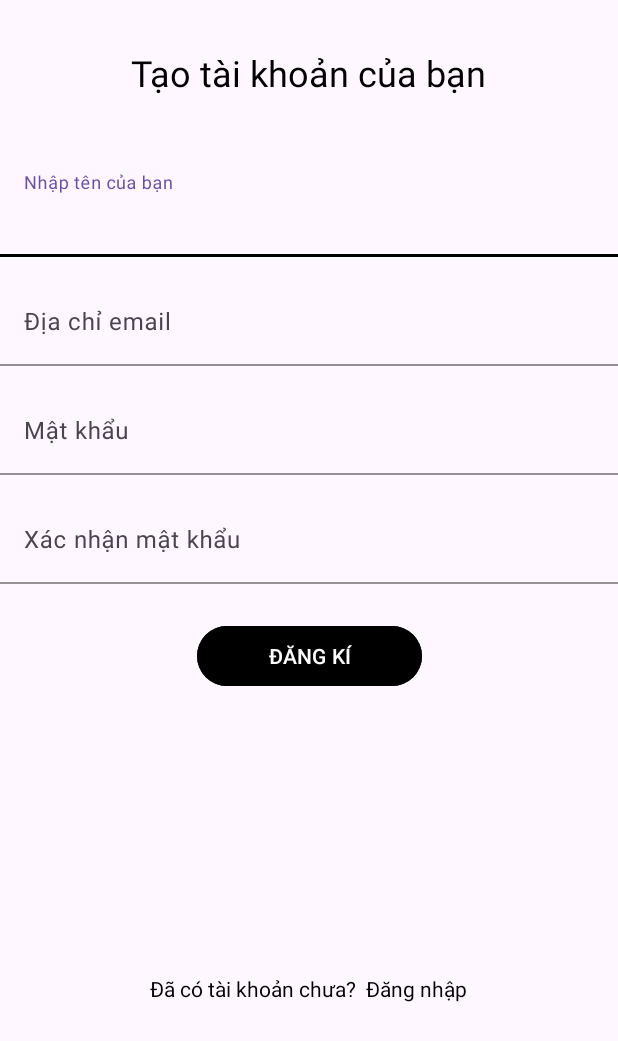
After one commit to dung-nadux/Book_selling_app_DA1_Team5, an Android app: the RegisterActivity screen opened directly, with no data from a screen before it, on a phone screen of 412 x 824 dp. The commit adds this screen. Shown: the top 1041 px of the screen. Run offline under Robolectric (Android 15) with nearby library versions, the phone set to English and light mode, and no system bars; our stand-ins replace Firebase (no records; nobody signed in at launch, a user with empty details on screens opened directly).

Commit message:
add_login_register

```diff
--- a/app/build.gradle.kts
+++ b/app/build.gradle.kts
@@ -40,4 +40,7 @@ dependencies {
     androidTestImplementation(libs.espresso.core)
     implementation(platform("com.google.firebase:firebase-bom:33.5.1"))
     implementation("com.google.firebase:firebase-analytics")
+
+    implementation("com.google.firebase:firebase-auth")
+    implementation ("com.google.firebase:firebase-firestore:24.8.1")
 }
--- /dev/null
+++ b/app/src/main/java/fpoly/dungnm/book_selling_app/login/RegisterActivity.java
@@ -0,0 +1,120 @@
+package fpoly.dungnm.book_selling_app.login;
+
+import android.content.Intent;
+import android.os.Bundle;
+import android.widget.Button;
+import android.widget.TextView;
+import android.widget.Toast;
+
+import androidx.activity.EdgeToEdge;
+import androidx.appcompat.app.AppCompatActivity;
+import androidx.core.graphics.Insets;
+import androidx.core.view.ViewCompat;
+import androidx.core.view.WindowInsetsCompat;
+
+import com.google.android.material.textfield.TextInputEditText;
+import com.google.firebase.auth.FirebaseAuth;
+import com.google.firebase.auth.FirebaseUser;
+import com.google.firebase.firestore.FirebaseFirestore;
+
+import java.util.HashMap;
+import java.util.Map;
+
+import fpoly.dungnm.book_selling_app.R;
+
+public class RegisterActivity extends AppCompatActivity {
+    private FirebaseAuth auth;
+    private FirebaseFirestore db;
+    private TextInputEditText etUsername, etEmail, etPassword, etConfirmPassword;
+    private Button btnSignUp;
+    private TextView tvLoginFinish;
+
+    @Override
+    protected void onCreate(Bundle savedInstanceState) {
+        super.onCreate(savedInstanceState);
+        EdgeToEdge.enable(this);
+        setContentView(R.layout.activity_register);
+        ViewCompat.setOnApplyWindowInsetsListener(findViewById(R.id.main), (v, insets) -> {
+            Insets systemBars = insets.getInsets(WindowInsetsCompat.Type.systemBars());
+            v.setPadding(systemBars.left, systemBars.top, systemBars.right, systemBars.bottom);
+            return insets;
+        });
+
+        auth = FirebaseAuth.getInstance();
+        db = FirebaseFirestore.getInstance();
+
+        etUsername = findViewById(R.id.etUsername);
+        etEmail = findViewById(R.id.etEmail);
+        etPassword = findViewById(R.id.etPassword);
+        etConfirmPassword = findViewById(R.id.etConfirmPassword);
+        btnSignUp = findViewById(R.id.btnSignUp);
+        tvLoginFinish = findViewById(R.id.tvLoginFinish);
+
+        tvLoginFinish.setOnClickListener(v -> {
+            startActivity(new Intent(RegisterActivity.this, LoginActivity.class));
+            finish();
+        });
+
+        btnSignUp.setOnClickListener(v -> {
+            String username = etUsername.getText().toString().trim();
+            String email = etEmail.getText().toString().trim();
+            String password = etPassword.getText().toString().trim();
+            String confirmPassword = etConfirmPassword.getText().toString().trim();
+
+            if (validateInputs(username, email, password, confirmPassword)) {
+                registerUser(username, email, password);
+            }
+        });
+    }
+
+    private boolean validateInputs(String username, String email, String password, String confirmPassword) {
+        if (username.isEmpty()) {
+            etUsername.setError("Vui lòng nhập tên của bạn");
+            return false;
+        }
+        if (email.isEmpty()) {
+            etEmail.setError("Vui lòng nhập địa chỉ email");
+            return false;
+        }
+        if (password.isEmpty()) {
+            etPassword.setError("Vui lòng nhập mật khẩu");
+            return false;
+        }
+        if (!password.equals(confirmPassword)) {
+            etConfirmPassword.setError("Mật khẩu xác nhận không khớp");
+            return false;
+        }
+        return true;
+    }
+
+    private void registerUser(String username, String email, String password) {
+        auth.createUserWithEmailAndPassword(email, password)
+                .addOnCompleteListener(this, task -> {
+                    if (task.isSuccessful()) {
+                        FirebaseUser user = auth.getCurrentUser();
+                        saveUserInfoToFirestore(user.getUid(), username, email);
+                    } else {
+                        Toast.makeText(RegisterActivity.this, "Đăng ký thất bại: " + task.getException().getMessage(), Toast.LENGTH_SHORT).show();
+                    }
+                });
+    }
+
+    private void saveUserInfoToFirestore(String uid, String username, String email) {
+        // Tạo đối tượng người dùng
+        Map<String, Object> user = new HashMap<>();
+        user.put("username", username);
+        user.put("email", email);
+
+        // Lưu thông tin vào Firestore
+        db.collection("users").document(uid).set(user)
+                .addOnSuccessListener(aVoid -> {
+                    Toast.makeText(RegisterActivity.this, "Đăng ký thành công!", Toast.LENGTH_SHORT).show();
+                    // Điều hướng người dùng tới màn hình chính hoặc màn hình đăng nhập
+                     startActivity(new Intent(RegisterActivity.this, LoginActivity.class));
+                     finish();
+                })
+                .addOnFailureListener(e -> {
+                    Toast.makeText(RegisterActivity.this, "Lỗi khi lưu thông tin người dùng: " + e.getMessage(), Toast.LENGTH_SHORT).show();
+                });
+    }
+}
--- /dev/null
+++ b/app/src/main/res/layout/activity_register.xml
@@ -0,0 +1,155 @@
+<?xml version="1.0" encoding="utf-8"?>
+<androidx.constraintlayout.widget.ConstraintLayout xmlns:android="http://schemas.android.com/apk/res/android"
+    xmlns:app="http://schemas.android.com/apk/res-auto"
+    xmlns:tools="http://schemas.android.com/tools"
+    android:id="@+id/main"
+    android:layout_width="match_parent"
+    android:layout_height="match_parent"
+    tools:context=".login.RegisterActivity"
+    android:padding="16dp">
+
+    <!-- Tiêu đề -->
+    <TextView
+        android:id="@+id/tvTitle"
+        android:layout_width="wrap_content"
+        android:layout_height="wrap_content"
+        android:text="Tạo tài khoản của bạn"
+        android:textSize="24sp"
+        android:textColor="#000"
+        app:layout_constraintTop_toTopOf="parent"
+        app:layout_constraintStart_toStartOf="parent"
+        app:layout_constraintEnd_toEndOf="parent"
+        android:layout_marginTop="32dp"/>
+
+    <!-- Tên người dùng -->
+    <com.google.android.material.textfield.TextInputLayout
+        android:id="@+id/usernameInputLayout"
+        android:layout_width="0dp"
+        android:layout_height="wrap_content"
+        android:hint="Nhập tên của bạn"
+        app:layout_constraintTop_toBottomOf="@id/tvTitle"
+        app:layout_constraintStart_toStartOf="parent"
+        app:layout_constraintEnd_toEndOf="parent"
+        android:layout_marginTop="50dp"
+        app:boxBackgroundMode="filled"
+        app:boxStrokeColor="#000000">
+
+        <com.google.android.material.textfield.TextInputEditText
+            android:id="@+id/etUsername"
+            android:layout_width="match_parent"
+            android:layout_height="wrap_content"
+            android:inputType="textPersonName"/>
+    </com.google.android.material.textfield.TextInputLayout>
+
+    <!-- Địa chỉ Email -->
+    <com.google.android.material.textfield.TextInputLayout
+        android:id="@+id/emailInputLayout"
+        android:layout_width="0dp"
+        android:layout_height="wrap_content"
+        android:hint="Địa chỉ email"
+        app:layout_constraintTop_toBottomOf="@id/usernameInputLayout"
+        app:layout_constraintStart_toStartOf="parent"
+        app:layout_constraintEnd_toEndOf="parent"
+        android:layout_marginTop="16dp"
+        app:boxBackgroundMode="filled"
+        app:boxStrokeColor="#000000">
+
+        <com.google.android.material.textfield.TextInputEditText
+            android:id="@+id/etEmail"
+            android:layout_width="match_parent"
+            android:layout_height="wrap_content"
+            android:inputType="textEmailAddress"/>
+    </com.google.android.material.textfield.TextInputLayout>
+
+    <!-- Mật khẩu -->
+    <com.google.android.material.textfield.TextInputLayout
+        android:id="@+id/passwordInputLayout"
+        android:layout_width="0dp"
+        android:layout_height="wrap_content"
+        android:hint="Mật khẩu"
+        app:layout_constraintTop_toBottomOf="@id/emailInputLayout"
+        app:layout_constraintStart_toStartOf="parent"
+        app:layout_constraintEnd_toEndOf="parent"
+        android:layout_marginTop="16dp"
+        app:boxBackgroundMode="filled"
+        app:boxStrokeColor="#000000">
+
+        <com.google.android.material.textfield.TextInputEditText
+            android:id="@+id/etPassword"
+            android:layout_width="match_parent"
+            android:layout_height="wrap_content"
+            android:inputType="textPassword"/>
+    </com.google.android.material.textfield.TextInputLayout>
+
+    <!-- Xác nhận mật khẩu -->
+    <com.google.android.material.textfield.TextInputLayout
+        android:id="@+id/confirmPasswordInputLayout"
+        android:layout_width="0dp"
+        android:layout_height="wrap_content"
+        android:hint="Xác nhận mật khẩu"
+        app:layout_constraintTop_toBottomOf="@id/passwordInputLayout"
+        app:layout_constraintStart_toStartOf="parent"
+        app:layout_constraintEnd_toEndOf="parent"
+        android:layout_marginTop="16dp"
+        app:boxBackgroundMode="filled"
+        app:boxStrokeColor="#000000">
+
+        <com.google.android.material.textfield.TextInputEditText
+            android:id="@+id/etConfirmPassword"
+            android:layout_width="match_parent"
+            android:layout_height="wrap_content"
+            android:inputType="textPassword"/>
+    </com.google.android.material.textfield.TextInputLayout>
+
+    <!-- Nút Đăng Kí -->
+    <Button
+        android:id="@+id/btnSignUp"
+        android:layout_width="150dp"
+        android:layout_height="wrap_content"
+        android:text="ĐĂNG KÍ"
+        android:backgroundTint="@color/black"
+        android:textColor="#FFF"
+        app:layout_constraintTop_toBottomOf="@id/confirmPasswordInputLayout"
+        app:layout_constraintStart_toStartOf="parent"
+        app:layout_constraintEnd_toEndOf="parent"
+        android:layout_marginTop="24dp"/>
+
+    <!-- Đăng nhập -->
+    <TextView
+        android:id="@+id/tvLogin"
+        android:layout_width="wrap_content"
+        android:layout_height="wrap_content"
+        android:text=""
+        android:textSize="14sp"
+        android:textColor="#000"
+        />
+
+    <LinearLayout
+        android:layout_width="match_parent"
+        android:layout_height="wrap_content"
+        app:layout_constraintTop_toBottomOf="@id/btnSignUp"
+        app:layout_constraintStart_toStartOf="parent"
+        app:layout_constraintEnd_toEndOf="parent"
+        app:layout_constraintBottom_toBottomOf="parent"
+        android:layout_marginTop="32dp"
+        android:gravity="center_horizontal">
+
+        <TextView
+            android:layout_width="wrap_content"
+            android:layout_height="wrap_content"
+            android:text="Đã có tài khoản chưa?  "
+            android:textSize="14sp"
+            android:textColor="#000"
+            />
+
+        <TextView
+            android:id="@+id/tvLoginFinish"
+            android:layout_width="wrap_content"
+            android:layout_height="wrap_content"
+            android:text="Đăng nhập"
+            android:textSize="14sp"
+            android:textColor="#000"
+            />
+    </LinearLayout>
+
+</androidx.constraintlayout.widget.ConstraintLayout>
```
Also changed, not shown: app/src/main/AndroidManifest.xml (+12 -0 lines), app/src/main/java/fpoly/dungnm/book_selling_app/MainActivity.java (+11 -0 lines), app/src/main/java/fpoly/dungnm/book_selling_app/login/LoginActivity.java (added, +118 -0 lines), app/src/main/res/layout/activity_login.xml (added, +120 -0 lines), app/src/main/res/layout/activity_main.xml (+42 -3 lines), 1 other file.
